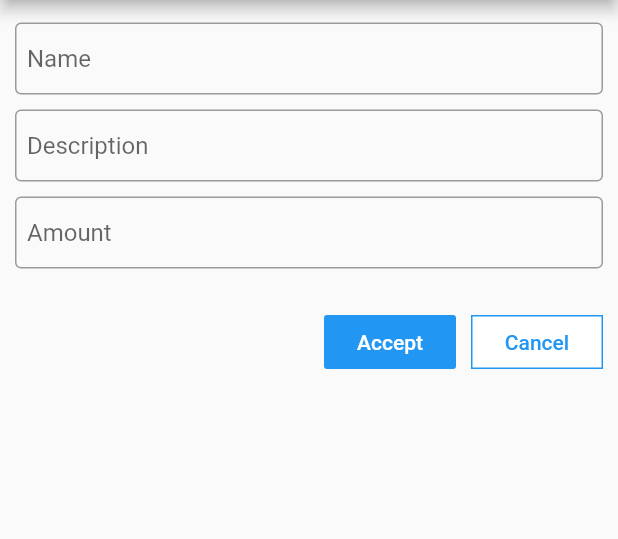
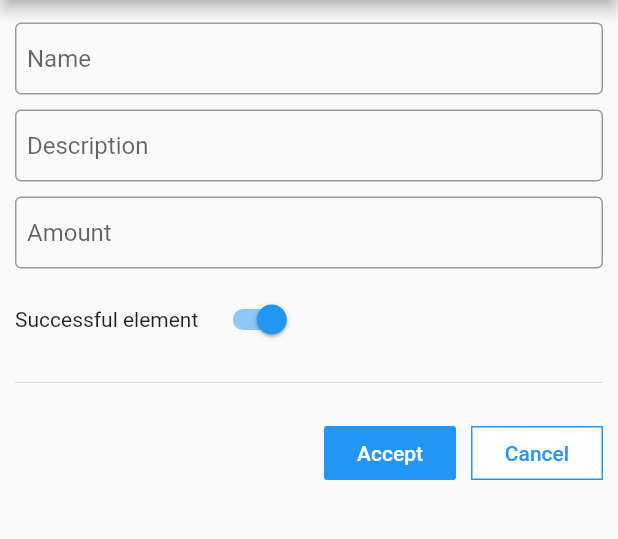
Before and after one commit to cortiz37/flutter_springboot, a Flutter app: the FormElements screen opened by its route, on a phone screen of 412 x 824 dp, the part 84-623 px from its top. Run offline on Flutter 3.47's test engine with Material 2 defaults, Android fonts, the phone set to English and light mode, and no system bars; network calls fail.

Commit message:
boolean selector.

```diff
--- a/flutter_ui/lib/routes/form_elements.dart
+++ b/flutter_ui/lib/routes/form_elements.dart
@@ -18,6 +18,8 @@ class _FormElements extends State<FormElements> {
   final FocusNode _focusName = new FocusNode();
   final FocusNode _focusDescription = new FocusNode();
   final FocusNode _focusAmount = new FocusNode();
+
+  Map element = {'success': true};
 
   void _save() async {
     if (!_formKey.currentState.validate()) {
@@ -83,6 +85,29 @@ class _FormElements extends State<FormElements> {
           focusNode: _focusAmount,
         ),
       ),
+      Padding(
+        padding: EdgeInsets.symmetric(vertical: 5),
+        child: Row(
+          mainAxisAlignment: MainAxisAlignment.start,
+          mainAxisSize: MainAxisSize.max,
+          children: <Widget>[
+            Text('Successful element'),
+            SizedBox(width: 10),
+            Switch(
+              value: element['success'],
+              onChanged: (value) {
+                setState(() {
+                  element['success'] = value;
+                });
+              },
+            ),
+          ],
+        ),
+      ),
+      Padding(
+        padding: EdgeInsets.symmetric(vertical: 5),
+        child: Divider(),
+      ),
     ];
 
     return Form(
@@ -100,7 +125,7 @@ class _FormElements extends State<FormElements> {
             ),
           ),
           Padding(
-            padding: EdgeInsets.all(10),
+            padding: EdgeInsets.only(right: 10),
             child: Row(
               mainAxisAlignment: MainAxisAlignment.end,
               children: [
```
